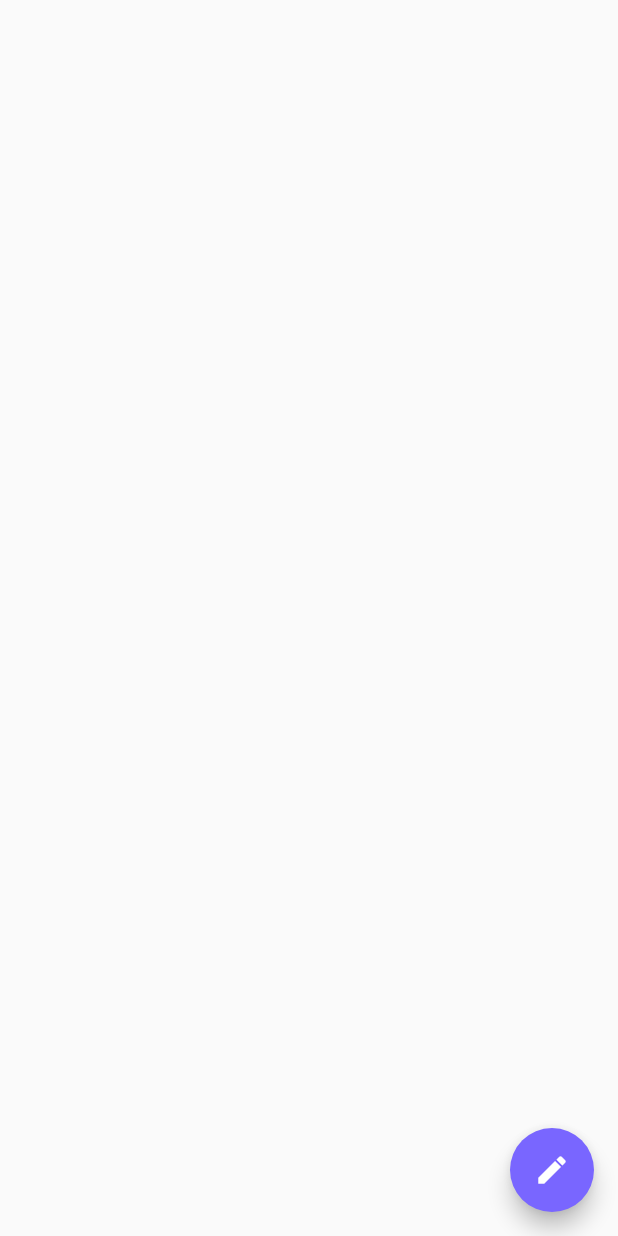
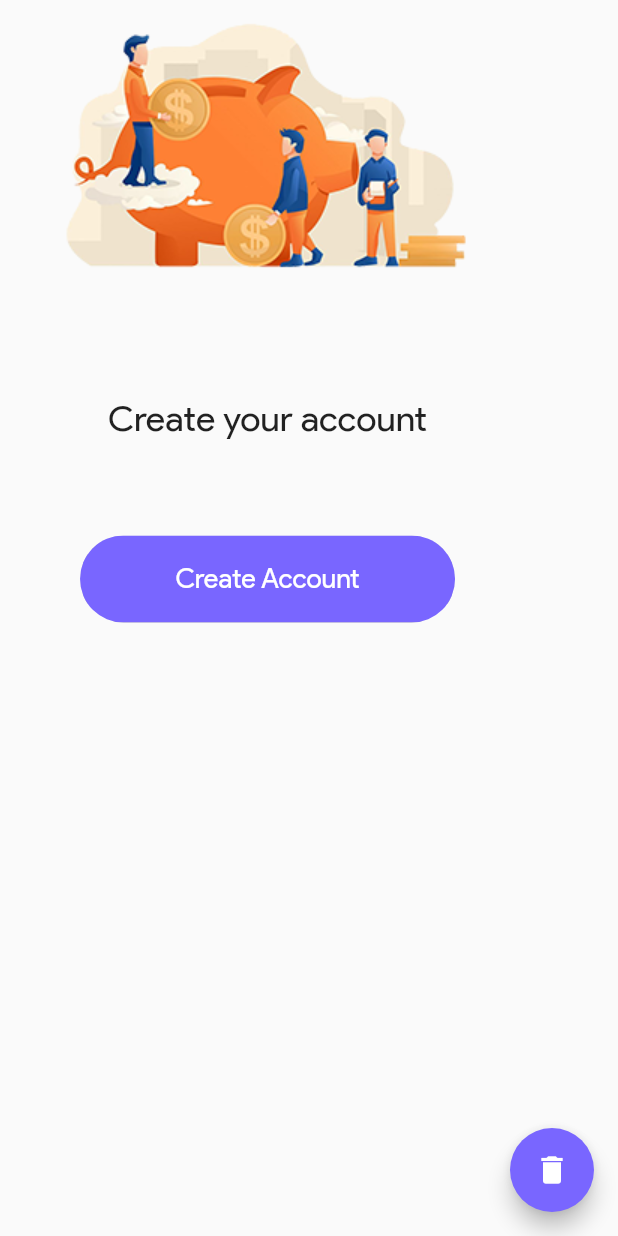
Before and after one commit to dewanshrawat15/Tabs, a Flutter app: the AccountScreen screen opened directly, on a phone screen of 412 x 824 dp. Run offline on Flutter 3.47's test engine with Material 2 defaults, Android fonts, the phone set to English and light mode, and no system bars; our stand-ins replace sqflite; accounts and stored records are empty.

Commit message:
Account Screen basic design completed, might add ClipRRect curves. Have to start working on Home Screen

```diff
--- a/lib/screens/accountScreen.dart
+++ b/lib/screens/accountScreen.dart
@@ -1,5 +1,11 @@
 import 'package:flutter/material.dart';
+import 'package:sqflite/sqflite.dart';
+import 'package:path/path.dart';
+
 import 'createAccountScreen.dart';
+
+import '../components/profile.dart';
+import '../components/colors.dart';
 
 class AccountScreen extends StatefulWidget{
   @override
@@ -7,22 +13,159 @@ class AccountScreen extends StatefulWidget{
 }
 
 class AccountScreenState extends State<AccountScreen>{
+
+  connectDatabase() async{
+    Future<Database> database = openDatabase(
+      join(await getDatabasesPath(), 'accounts.db'),
+      onCreate: (db, version){
+        return db.execute(
+          "CREATE TABLE accountDetails(name TEXT, username TEXT, email TEXT, photoURL TEXT)",
+        );
+      },
+      version: 1
+    );
+    return database;
+  }
+
+  Future<List<Account>> getProfile() async => await Future.delayed(Duration(milliseconds: 1400), () async {
+    final Database db = await connectDatabase();
+    final List<Map<String, dynamic>> maps = await db.query('accountDetails');
+    return List.generate(maps.length, (i){
+      return Account(
+        name: maps[i]['name'],
+        username: maps[i]['username'],
+        email: maps[i]['email'],
+        photoURL: maps[i]['photoURL']
+      );
+    });
+  });
+
+  Future<void> deleteProfile() async{
+    final Database db = await connectDatabase();
+    await db.delete('accountDetails');
+  }
+
   @override
   Widget build(BuildContext context){
     return Scaffold(
-      body: SingleChildScrollView(
-        child: Column(
-          children: <Widget>[],
-        ),
+      body: FutureBuilder(
+        future: getProfile(),
+        builder: (BuildContext context, AsyncSnapshot snapshot){
+          if(snapshot.hasData){
+            if(snapshot.data.length == 0){
+              return SingleChildScrollView(
+                child: Column(
+                  crossAxisAlignment: CrossAxisAlignment.center,
+                  mainAxisAlignment: MainAxisAlignment.center,
+                  children: <Widget>[
+                    Image.asset("assets/images/vector.png"),
+                    Padding(
+                      padding: EdgeInsets.symmetric(vertical: 64, horizontal: 72),
+                      child: Text(
+                        "Create your account",
+                        style: TextStyle(
+                          fontSize: 24,
+                          fontFamily: "Product Sans"
+                        ),
+                        textAlign: TextAlign.center,
+                      ),
+                    ),
+                    SizedBox(
+                      width: 250,
+                      child: ClipRRect(
+                        borderRadius: BorderRadius.circular(32),
+                        child: RaisedButton(
+                          onPressed: (){
+                            Navigator.push(
+                              context,
+                              MaterialPageRoute(builder: (context) => EditProfile())
+                            );
+                          },
+                          color: ThemeColor,
+                          padding: EdgeInsets.symmetric(vertical: 18.0, horizontal: 60.0),
+                          child: Center(
+                            child: Row(
+                              mainAxisAlignment: MainAxisAlignment.center,
+                              children: <Widget>[
+                                Text(
+                                  "Create Account",
+                                  style: TextStyle(
+                                    fontFamily: "Product Sans",
+                                    fontSize: 18,
+                                    color: Colors.white
+                                  ),
+                                )
+                              ],
+                            ),
+                          ),
+                        ),
+                      )
+                    )
+                  ],
+                ),
+              );
+            }
+            else{
+              return SingleChildScrollView(
+                child: Center(
+                  child: Column(
+                    mainAxisAlignment: MainAxisAlignment.center,
+                    crossAxisAlignment: CrossAxisAlignment.center,
+                    children: <Widget>[
+                      SizedBox(
+                        height: 80,
+                      ),
+                      Padding(
+                        padding: EdgeInsets.only(top: 64, bottom: 64),
+                        child: CircleAvatar(
+                          radius: 108,
+                          backgroundColor: ThemeColor,
+                          backgroundImage: snapshot.data[0].photoURL != null ? NetworkImage(snapshot.data[0].photoURL) : null,
+                        ),
+                      ),
+                      Padding(
+                        padding: EdgeInsets.only(top: 32, bottom: 18),
+                        child: Text(
+                          snapshot.data[0].name,
+                          style: TextStyle(fontSize: 32, fontFamily: "Product Sans"),
+                        ),
+                      ),
+                      Padding(
+                        padding: EdgeInsets.all(0),
+                        child: Text(
+                          "@" + snapshot.data[0].username,
+                          style: TextStyle(fontSize: 22, fontFamily: "Product Sans"),
+                        ),
+                      ),
+                      Padding(
+                        padding: EdgeInsets.only(top: 48, bottom: 24),
+                        child: Text(
+                          snapshot.data[0].email,
+                          style: TextStyle(fontSize: 24, fontFamily: "Product Sans"),
+                        ),
+                      )
+                    ],
+                  ),
+                ),
+              );
+            }
+          }
+          else{
+            return Center(
+              child: CircularProgressIndicator(),
+            );
+          }
+        },
       ),
       floatingActionButton: FloatingActionButton(
         onPressed: (){
-          Navigator.push(
-            context,
-            MaterialPageRoute(builder: (context) => EditProfile())
-          );
+          deleteProfile();
+          Navigator.pop(context);
+          setState(() {
+
+          });
         },
-        child: Icon(Icons.edit),
+        child: Icon(Icons.delete),
       ),
     );
   }
--- a/lib/screens/createAccountScreen.dart
+++ b/lib/screens/createAccountScreen.dart
@@ -77,7 +77,8 @@ class EditProfileState extends State<EditProfile>{
                         onChanged: (nameValue){
                           user.name = nameValue;
                         },
-                        onFieldSubmitted: (value){
+                        onFieldSubmitted: (nameValue){
+                          user.name = nameValue;
                           namefocusnode.unfocus();
                           FocusScope.of(context).requestFocus(usernamefocusnode);
                         },
@@ -104,7 +105,8 @@ class EditProfileState extends State<EditProfile>{
                         onChanged: (usernameValue){
                           user.username = usernameValue;
                         },
-                        onFieldSubmitted: (value){
+                        onFieldSubmitted: (usernameValue){
+                          user.username = usernameValue;
                           usernamefocusnode.unfocus();
                           FocusScope.of(context).requestFocus(emailfocusnode);
                         },
@@ -131,7 +133,8 @@ class EditProfileState extends State<EditProfile>{
                         onChanged: (emailValue){
                           user.email = emailValue;
                         },
-                        onFieldSubmitted: (value){
+                        onFieldSubmitted: (emailValue){
+                          user.email = emailValue;
                           emailfocusnode.unfocus();
                           FocusScope.of(context).requestFocus(photourlfocusnode);
                         },
@@ -158,7 +161,8 @@ class EditProfileState extends State<EditProfile>{
                         onChanged: (photoURLValue){
                           user.photoURL = photoURLValue;
                         },
-                        onFieldSubmitted: (value){
+                        onFieldSubmitted: (photoURLValue){
+                          user.photoURL = photoURLValue;
                           photourlfocusnode.unfocus();
                         },
                         validator: (value){
@@ -175,8 +179,10 @@ class EditProfileState extends State<EditProfile>{
       ),
       floatingActionButton: FloatingActionButton(
         onPressed: (){
-          insertCardProfile(user);
-          Navigator.pop(context);
+          if(user.email.length != 0 && user.username.length != 0 && user.photoURL.length != 0){
+            insertCardProfile(user);
+            Navigator.pop(context);
+          }
         },
         child: Icon(Icons.chevron_right),
       ),
--- a/lib/screens/home.dart
+++ b/lib/screens/home.dart
@@ -3,10 +3,11 @@ import 'package:flutter/services.dart';
 import 'package:path/path.dart';
 import 'package:sqflite/sqflite.dart';
 
+import 'splash.dart';
+import 'setup.dart';
+
+import '../components/profile.dart';
 import '../components/colors.dart';
-import 'splash.dart';
-import '../components/profile.dart';
-import 'setup.dart';
 
 class HomeScreen extends StatefulWidget{
   @override
@@ -33,10 +34,7 @@ class HomeScreenState extends State<HomeScreen>{
     final List<Map<String, dynamic>> maps = await db.query('accountDetails');
     return List.generate(maps.length, (i){
       return Account(
-        name: maps[i]['name'],
-        username: maps[i]['username'],
-        email: maps[i]['email'],
-        photoURL: maps[i]['avatarPhotoURL']
+        username: maps[i]['username']
       );
     });
   });
```
